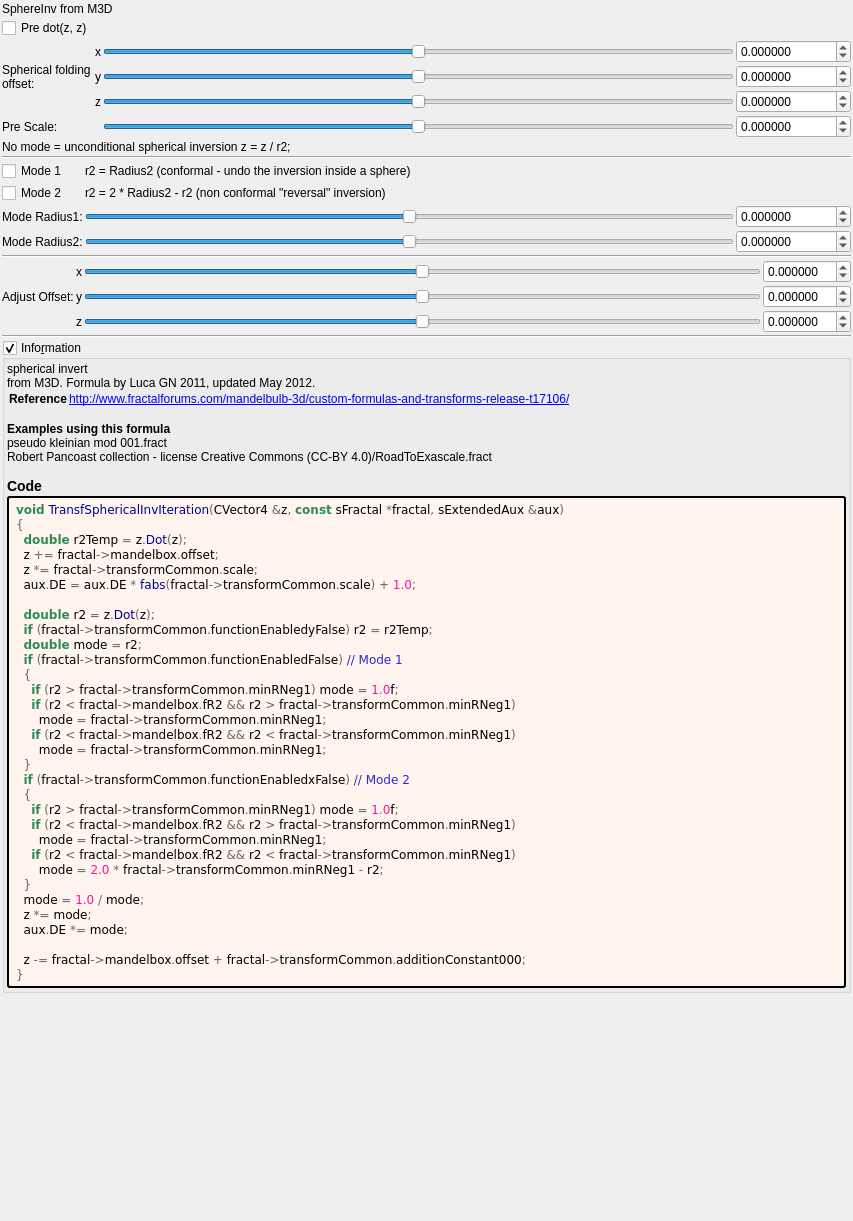
Above: mandelbulber2/formula/ui/fractal_transf_spherical_inv.ui from buddhi1980/mandelbulber2 before the change. Below: the same form after it.
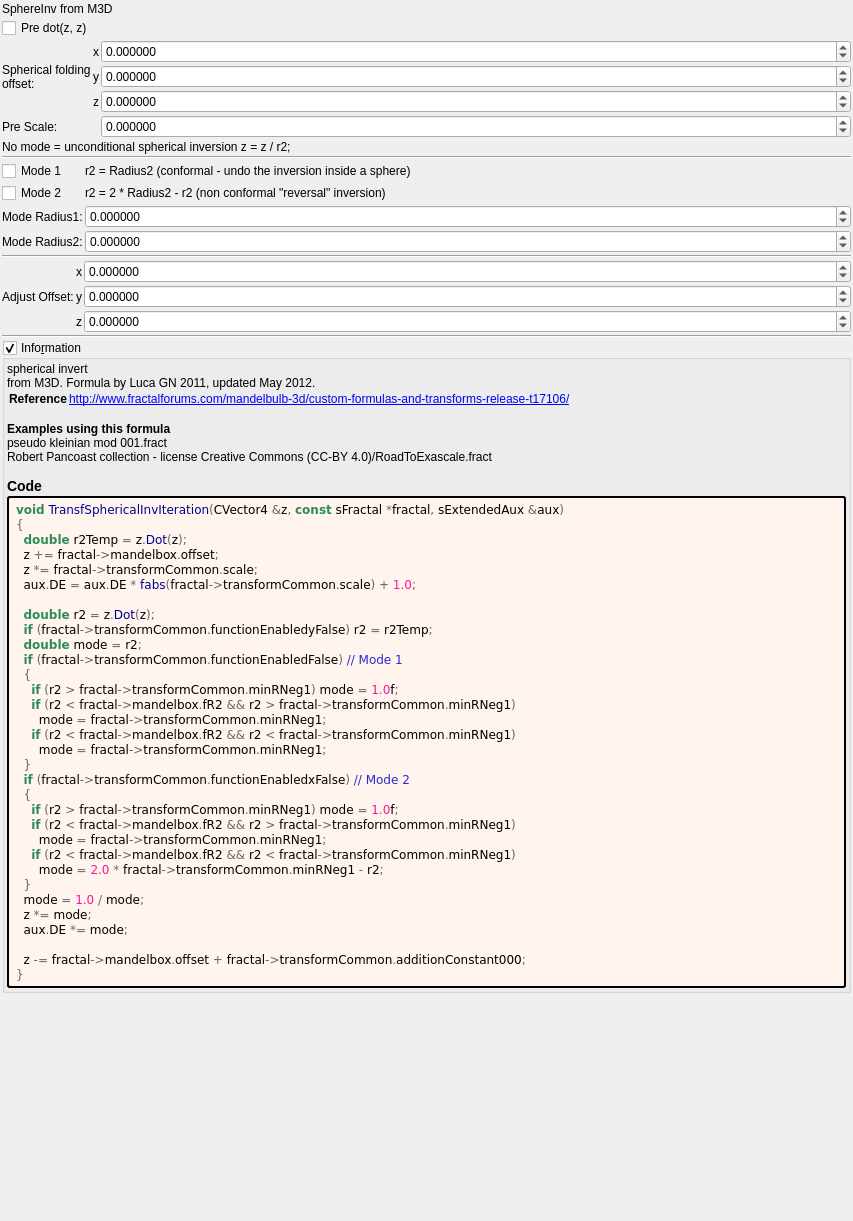
That is the form after the change. Custom widgets are drawn as their Qt base class.

What changed in the file:
```diff
--- a/mandelbulber2/formula/ui/fractal_transf_spherical_inv.ui
+++ b/mandelbulber2/formula/ui/fractal_transf_spherical_inv.ui
@@ -37,12 +37,19 @@
     </widget>
    </item>
    <item>
-    <layout class="QGridLayout" name="gridLayout_16">
+    <widget class="QCheckBox" name="checkBox_transf_function_enabledy_false">
+     <property name="text">
+      <string>Pre dot(z, z)</string>
+     </property>
+    </widget>
+   </item>
+   <item>
+    <layout class="QGridLayout" name="gridLayout_16" columnstretch="0,0,1">
      <property name="spacing">
       <number>2</number>
      </property>
-     <item row="4" column="3">
-      <widget class="MyDoubleSpinBox" name="spinbox3_mandelbox_offset_y">
+     <item row="3" column="2">
+      <widget class="MyDoubleSpinBox" name="spinbox_transf_scale">
        <property name="sizePolicy">
         <sizepolicy hsizetype="Minimum" vsizetype="Maximum">
          <horstretch>0</horstretch>
@@ -59,45 +66,17 @@
         <number>6</number>
        </property>
        <property name="minimum">
-        <double>-100.000000000000000</double>
+        <double>-100000.000000000000000</double>
        </property>
        <property name="maximum">
-        <double>100.000000000000000</double>
+        <double>100000.000000000000000</double>
        </property>
        <property name="singleStep">
         <double>0.100000000000000</double>
        </property>
       </widget>
      </item>
-     <item row="3" column="3">
-      <widget class="MyDoubleSpinBox" name="spinbox3_mandelbox_offset_x">
-       <property name="sizePolicy">
-        <sizepolicy hsizetype="Minimum" vsizetype="Maximum">
-         <horstretch>0</horstretch>
-         <verstretch>0</verstretch>
-        </sizepolicy>
-       </property>
-       <property name="prefix">
-        <string/>
-       </property>
-       <property name="suffix">
-        <string/>
-       </property>
-       <property name="decimals">
-        <number>6</number>
-       </property>
-       <property name="minimum">
-        <double>-100.000000000000000</double>
-       </property>
-       <property name="maximum">
-        <double>100.000000000000000</double>
-       </property>
-       <property name="singleStep">
-        <double>0.100000000000000</double>
-       </property>
-      </widget>
-     </item>
-     <item row="3" column="0" rowspan="3">
+     <item row="0" column="0" rowspan="3">
       <widget class="QLabel" name="label_15">
        <property name="text">
         <string>Spherical folding
@@ -105,79 +84,7 @@
        </property>
       </widget>
      </item>
-     <item row="5" column="2">
-      <widget class="QSlider" name="slider3_mandelbox_offset_z">
-       <property name="sizePolicy">
-        <sizepolicy hsizetype="Expanding" vsizetype="Maximum">
-         <horstretch>0</horstretch>
-         <verstretch>0</verstretch>
-        </sizepolicy>
-       </property>
-       <property name="minimum">
-        <number>-5000000</number>
-       </property>
-       <property name="maximum">
-        <number>5000000</number>
-       </property>
-       <property name="singleStep">
-        <number>1</number>
-       </property>
-       <property name="orientation">
-        <enum>Qt::Horizontal</enum>
-       </property>
-      </widget>
-     </item>
-     <item row="6" column="3">
-      <widget class="MyDoubleSpinBox" name="spinbox_transf_scale">
-       <property name="sizePolicy">
-        <sizepolicy hsizetype="Minimum" vsizetype="Maximum">
-         <horstretch>0</horstretch>
-         <verstretch>0</verstretch>
-        </sizepolicy>
-       </property>
-       <property name="prefix">
-        <string/>
-       </property>
-       <property name="suffix">
-        <string/>
-       </property>
-       <property name="decimals">
-        <number>6</number>
-       </property>
-       <property name="minimum">
-        <double>-100000.000000000000000</double>
-       </property>
-       <property name="maximum">
-        <double>100000.000000000000000</double>
-       </property>
-       <property name="singleStep">
-        <double>0.100000000000000</double>
-       </property>
-      </widget>
-     </item>
-     <item row="3" column="2">
-      <widget class="QSlider" name="slider3_mandelbox_offset_x">
-       <property name="sizePolicy">
-        <sizepolicy hsizetype="Expanding" vsizetype="Maximum">
-         <horstretch>0</horstretch>
-         <verstretch>0</verstretch>
-        </sizepolicy>
-       </property>
-       <property name="minimum">
-        <number>-5000000</number>
-       </property>
-       <property name="maximum">
-        <number>5000000</number>
-       </property>
-       <property name="singleStep">
-        <number>1</number>
-       </property>
-       <property name="orientation">
-        <enum>Qt::Horizontal</enum>
-       </property>
-      </widget>
-     </item>
-     <item row="5" column="1">
+     <item row="2" column="1">
       <widget class="QLabel" name="label_117">
        <property name="sizePolicy">
         <sizepolicy hsizetype="Preferred" vsizetype="Preferred">
@@ -193,93 +100,74 @@
        </property>
       </widget>
      </item>
-     <item row="4" column="1">
-      <widget class="QLabel" name="label_116">
-       <property name="sizePolicy">
-        <sizepolicy hsizetype="Preferred" vsizetype="Preferred">
-         <horstretch>0</horstretch>
-         <verstretch>0</verstretch>
-        </sizepolicy>
-       </property>
-       <property name="text">
-        <string notr="true">y</string>
-       </property>
-       <property name="alignment">
-        <set>Qt::AlignRight|Qt::AlignTrailing|Qt::AlignVCenter</set>
-       </property>
-      </widget>
-     </item>
-     <item row="3" column="1">
-      <widget class="QLabel" name="label_115">
-       <property name="sizePolicy">
-        <sizepolicy hsizetype="Preferred" vsizetype="Preferred">
-         <horstretch>0</horstretch>
-         <verstretch>0</verstretch>
-        </sizepolicy>
-       </property>
-       <property name="text">
-        <string notr="true">x</string>
-       </property>
-       <property name="alignment">
-        <set>Qt::AlignRight|Qt::AlignTrailing|Qt::AlignVCenter</set>
-       </property>
-      </widget>
-     </item>
-     <item row="6" column="0">
+     <item row="3" column="0">
       <widget class="QLabel" name="label_18">
        <property name="text">
         <string>Pre Scale:</string>
        </property>
       </widget>
      </item>
-     <item row="6" column="2">
-      <widget class="QSlider" name="slider_transf_scale">
+     <item row="0" column="1">
+      <widget class="QLabel" name="label_115">
        <property name="sizePolicy">
-        <sizepolicy hsizetype="Expanding" vsizetype="Maximum">
+        <sizepolicy hsizetype="Preferred" vsizetype="Preferred">
          <horstretch>0</horstretch>
          <verstretch>0</verstretch>
         </sizepolicy>
        </property>
-       <property name="minimum">
-        <number>-20000000</number>
+       <property name="text">
+        <string notr="true">x</string>
        </property>
-       <property name="maximum">
-        <number>20000000</number>
-       </property>
-       <property name="value">
-        <number>0</number>
-       </property>
-       <property name="sliderPosition">
-        <number>0</number>
-       </property>
-       <property name="orientation">
-        <enum>Qt::Horizontal</enum>
+       <property name="alignment">
+        <set>Qt::AlignRight|Qt::AlignTrailing|Qt::AlignVCenter</set>
        </property>
       </widget>
      </item>
-     <item row="4" column="2">
-      <widget class="QSlider" name="slider3_mandelbox_offset_y">
+     <item row="0" column="2">
+      <widget class="MyDoubleSpinBox" name="spinbox3_mandelbox_offset_x">
        <property name="sizePolicy">
-        <sizepolicy hsizetype="Expanding" vsizetype="Maximum">
+        <sizepolicy hsizetype="Minimum" vsizetype="Maximum">
          <horstretch>0</horstretch>
          <verstretch>0</verstretch>
         </sizepolicy>
        </property>
+       <property name="prefix">
+        <string/>
+       </property>
+       <property name="suffix">
+        <string/>
+       </property>
+       <property name="decimals">
+        <number>6</number>
+       </property>
        <property name="minimum">
-        <number>-5000000</number>
+        <double>-100.000000000000000</double>
        </property>
        <property name="maximum">
-        <number>5000000</number>
+        <double>100.000000000000000</double>
        </property>
        <property name="singleStep">
-        <number>1</number>
+        <double>0.100000000000000</double>
        </property>
-       <property name="orientation">
-        <enum>Qt::Horizontal</enum>
+      </widget>
+     </item>
+     <item row="1" column="1">
+      <widget class="QLabel" name="label_116">
+       <property name="sizePolicy">
+        <sizepolicy hsizetype="Preferred" vsizetype="Preferred">
+         <horstretch>0</horstretch>
+         <verstretch>0</verstretch>
+        </sizepolicy>
        </property>
+       <property name="text">
+        <string notr="true">y</string>
+       </property>
+       <property name="alignment">
+        <set>Qt::AlignRight|Qt::AlignTrailing|Qt::AlignVCenter</set>
+       </property>
       </widget>
      </item>
-     <item row="5" column="3">
+     <item row="2" column="2">
       <widget class="MyDoubleSpinBox" name="spinbox3_mandelbox_offset_z">
        <property name="sizePolicy">
         <sizepolicy hsizetype="Minimum" vsizetype="Maximum">
@@ -307,10 +195,31 @@
        </property>
       </widget>
      </item>
-     <item row="0" column="0">
-      <widget class="QCheckBox" name="checkBox_transf_function_enabledy_false">
-       <property name="text">
-        <string>Pre dot(z, z)</string>
+     <item row="1" column="2">
+      <widget class="MyDoubleSpinBox" name="spinbox3_mandelbox_offset_y">
+       <property name="sizePolicy">
+        <sizepolicy hsizetype="Minimum" vsizetype="Maximum">
+         <horstretch>0</horstretch>
+         <verstretch>0</verstretch>
+        </sizepolicy>
+       </property>
+       <property name="prefix">
+        <string/>
+       </property>
+       <property name="suffix">
+        <string/>
+       </property>
+       <property name="decimals">
+        <number>6</number>
+       </property>
+       <property name="minimum">
+        <double>-100.000000000000000</double>
+       </property>
+       <property name="maximum">
+        <double>100.000000000000000</double>
+       </property>
+       <property name="singleStep">
+        <double>0.100000000000000</double>
        </property>
       </widget>
      </item>
@@ -331,42 +240,7 @@
     </widget>
    </item>
    <item>
-    <layout class="QGridLayout" name="gridLayout_2">
-     <item row="1" column="1">
-      <widget class="QLabel" name="label_48">
-       <property name="text">
-        <string>r2 = 2 * Radius2 - r2 (non conformal &quot;reversal&quot; inversion)</string>
-       </property>
-      </widget>
-     </item>
-     <item row="3" column="2">
-      <widget class="MyDoubleSpinBox" name="spinbox_transf_minimum_radius_neg1">
-       <property name="sizePolicy">
-        <sizepolicy hsizetype="Minimum" vsizetype="Maximum">
-         <horstretch>0</horstretch>
-         <verstretch>0</verstretch>
-        </sizepolicy>
-       </property>
-       <property name="prefix">
-        <string/>
-       </property>
-       <property name="suffix">
-        <string/>
-       </property>
-       <property name="decimals">
-        <number>6</number>
-       </property>
-       <property name="minimum">
-        <double>-100000.000000000000000</double>
-       </property>
-       <property name="maximum">
-        <double>100000.000000000000000</double>
-       </property>
-       <property name="singleStep">
-        <double>0.100000000000000</double>
-       </property>
-      </widget>
-     </item>
+    <layout class="QGridLayout" name="gridLayout_2" columnstretch="0,1">
      <item row="3" column="0">
       <widget class="QLabel" name="label_47">
        <property name="text">
@@ -374,79 +248,8 @@
        </property>
       </widget>
      </item>
-     <item row="2" column="1">
-      <widget class="QSlider" name="slider_mandelbox_folding_fixed_radius">
-       <property name="sizePolicy">
-        <sizepolicy hsizetype="Expanding" vsizetype="Maximum">
-         <horstretch>0</horstretch>
-         <verstretch>0</verstretch>
-        </sizepolicy>
-       </property>
-       <property name="minimum">
-        <number>-5000000</number>
-       </property>
-       <property name="maximum">
-        <number>5000000</number>
-       </property>
-       <property name="value">
-        <number>0</number>
-       </property>
-       <property name="sliderPosition">
-        <number>0</number>
-       </property>
-       <property name="orientation">
-        <enum>Qt::Horizontal</enum>
-       </property>
-      </widget>
-     </item>
-     <item row="2" column="2">
-      <widget class="MyDoubleSpinBox" name="spinbox_mandelbox_folding_fixed_radius">
-       <property name="sizePolicy">
-        <sizepolicy hsizetype="Minimum" vsizetype="Maximum">
-         <horstretch>0</horstretch>
-         <verstretch>0</verstretch>
-        </sizepolicy>
-       </property>
-       <property name="prefix">
-        <string/>
-       </property>
-       <property name="suffix">
-        <string/>
-       </property>
-       <property name="decimals">
-        <number>6</number>
-       </property>
-       <property name="minimum">
-        <double>-100000.000000000000000</double>
-       </property>
-       <property name="maximum">
-        <double>100000.000000000000000</double>
-       </property>
-       <property name="singleStep">
-        <double>0.100000000000000</double>
-       </property>
-      </widget>
-     </item>
-     <item row="3" column="1">
-      <widget class="QSlider" name="slider_transf_minimum_radius_neg1">
-       <property name="sizePolicy">
-        <sizepolicy hsizetype="Expanding" vsizetype="Maximum">
-         <horstretch>0</horstretch>
-         <verstretch>0</verstretch>
-        </sizepolicy>
-       </property>
-       <property name="minimum">
-        <number>-5000000</number>
-       </property>
-       <property name="maximum">
-        <number>5000000</number>
-       </property>
-       <property name="value">
-        <number>0</number>
-       </property>
-       <property name="sliderPosition">
-        <number>0</number>
-       </property>
+     <item row="4" column="0" colspan="2">
+      <widget class="Line" name="line_24">
        <property name="orientation">
         <enum>Qt::Horizontal</enum>
        </property>
@@ -466,10 +269,59 @@
        </property>
       </widget>
      </item>
-     <item row="0" column="1">
-      <widget class="QLabel" name="label_20">
-       <property name="text">
-        <string>r2 = Radius2 (conformal - undo the inversion inside a sphere)</string>
+     <item row="2" column="1">
+      <widget class="MyDoubleSpinBox" name="spinbox_mandelbox_folding_fixed_radius">
+       <property name="sizePolicy">
+        <sizepolicy hsizetype="Minimum" vsizetype="Maximum">
+         <horstretch>0</horstretch>
+         <verstretch>0</verstretch>
+        </sizepolicy>
+       </property>
+       <property name="prefix">
+        <string/>
+       </property>
+       <property name="suffix">
+        <string/>
+       </property>
+       <property name="decimals">
+        <number>6</number>
+       </property>
+       <property name="minimum">
+        <double>-100000.000000000000000</double>
+       </property>
+       <property name="maximum">
+        <double>100000.000000000000000</double>
+       </property>
+       <property name="singleStep">
+        <double>0.100000000000000</double>
+       </property>
+      </widget>
+     </item>
+     <item row="3" column="1">
+      <widget class="MyDoubleSpinBox" name="spinbox_transf_minimum_radius_neg1">
+       <property name="sizePolicy">
+        <sizepolicy hsizetype="Minimum" vsizetype="Maximum">
+         <horstretch>0</horstretch>
+         <verstretch>0</verstretch>
+        </sizepolicy>
+       </property>
+       <property name="prefix">
+        <string/>
+       </property>
+       <property name="suffix">
+        <string/>
+       </property>
+       <property name="decimals">
+        <number>6</number>
+       </property>
+       <property name="minimum">
+        <double>-100000.000000000000000</double>
+       </property>
+       <property name="maximum">
+        <double>100000.000000000000000</double>
+       </property>
+       <property name="singleStep">
+        <double>0.100000000000000</double>
        </property>
       </widget>
      </item>
@@ -480,31 +332,37 @@
        </property>
       </widget>
      </item>
-     <item row="4" column="0" colspan="3">
-      <widget class="Line" name="line_24">
-       <property name="orientation">
-        <enum>Qt::Horizontal</enum>
+     <item row="0" column="1">
+      <widget class="QLabel" name="label_20">
+       <property name="text">
+        <string>r2 = Radius2 (conformal - undo the inversion inside a sphere)</string>
+       </property>
+       <property name="wordWrap">
+        <bool>true</bool>
+       </property>
+      </widget>
+     </item>
+     <item row="1" column="1">
+      <widget class="QLabel" name="label_48">
+       <property name="text">
+        <string>r2 = 2 * Radius2 - r2 (non conformal &quot;reversal&quot; inversion)</string>
+       </property>
+       <property name="wordWrap">
+        <bool>true</bool>
        </property>
       </widget>
      </item>
     </layout>
    </item>
    <item>
-    <layout class="QGridLayout" name="gridLayout_34">
+    <layout class="QGridLayout" name="gridLayout_34" columnstretch="0,0,1">
      <property name="spacing">
       <number>2</number>
      </property>
-     <item row="1" column="0">
-      <widget class="QLabel" name="label_256">
-       <property name="text">
-        <string>Adjust Offset:</string>
-       </property>
-      </widget>
-     </item>
-     <item row="0" column="1">
-      <widget class="QLabel" name="label_121">
-       <property name="text">
-        <string notr="true">x</string>
+     <item row="3" column="0" colspan="3">
+      <widget class="Line" name="line_22">
+       <property name="orientation">
+        <enum>Qt::Horizontal</enum>
        </property>
       </widget>
      </item>
@@ -515,14 +373,14 @@
        </property>
       </widget>
      </item>
-     <item row="2" column="1">
-      <widget class="QLabel" name="label_123">
+     <item row="0" column="1">
+      <widget class="QLabel" name="label_121">
        <property name="text">
-        <string notr="true">z</string>
+        <string notr="true">x</string>
        </property>
       </widget>
      </item>
-     <item row="0" column="3">
+     <item row="0" column="2">
       <widget class="MyDoubleSpinBox" name="spinbox3_transf_addition_constant_x">
        <property name="sizePolicy">
         <sizepolicy hsizetype="Minimum" vsizetype="Maximum">
@@ -550,7 +408,7 @@
        </property>
       </widget>
      </item>
-     <item row="1" column="3">
+     <item row="1" column="2">
       <widget class="MyDoubleSpinBox" name="spinbox3_transf_addition_constant_y">
        <property name="sizePolicy">
         <sizepolicy hsizetype="Minimum" vsizetype="Maximum">
@@ -578,7 +436,7 @@
        </property>
       </widget>
      </item>
-     <item row="2" column="3">
+     <item row="2" column="2">
       <widget class="MyDoubleSpinBox" name="spinbox3_transf_addition_constant_z">
        <property name="sizePolicy">
         <sizepolicy hsizetype="Minimum" vsizetype="Maximum">
@@ -606,76 +464,17 @@
        </property>
       </widget>
      </item>
-     <item row="0" column="2">
-      <widget class="QSlider" name="slider3_transf_addition_constant_x">
-       <property name="sizePolicy">
-        <sizepolicy hsizetype="Preferred" vsizetype="Preferred">
-         <horstretch>0</horstretch>
-         <verstretch>0</verstretch>
-        </sizepolicy>
+     <item row="1" column="0">
+      <widget class="QLabel" name="label_256">
+       <property name="text">
+        <string>Adjust Offset:</string>
        </property>
-       <property name="minimum">
-        <number>-5000000</number>
-       </property>
-       <property name="maximum">
-        <number>5000000</number>
-       </property>
-       <property name="singleStep">
-        <number>1</number>
-       </property>
-       <property name="orientation">
-        <enum>Qt::Horizontal</enum>
-       </property>
       </widget>
      </item>
-     <item row="1" column="2">
-      <widget class="QSlider" name="slider3_transf_addition_constant_y">
-       <property name="sizePolicy">
-        <sizepolicy hsizetype="Expanding" vsizetype="Maximum">
-         <horstretch>0</horstretch>
-         <verstretch>0</verstretch>
-        </sizepolicy>
-       </property>
-       <property name="minimum">
-        <number>-5000000</number>
-       </property>
-       <property name="maximum">
-        <number>5000000</number>
-       </property>
-       <property name="singleStep">
-        <number>1</number>
-       </property>
-       <property name="orientation">
-        <enum>Qt::Horizontal</enum>
-       </property>
-      </widget>
-     </item>
-     <item row="2" column="2">
-      <widget class="QSlider" name="slider3_transf_addition_constant_z">
-       <property name="sizePolicy">
-        <sizepolicy hsizetype="Expanding" vsizetype="Maximum">
-         <horstretch>0</horstretch>
-         <verstretch>0</verstretch>
-        </sizepolicy>
-       </property>
-       <property name="minimum">
-        <number>-5000000</number>
-       </property>
-       <property name="maximum">
-        <number>5000000</number>
-       </property>
-       <property name="singleStep">
-        <number>1</number>
-       </property>
-       <property name="orientation">
-        <enum>Qt::Horizontal</enum>
-       </property>
-      </widget>
-     </item>
-     <item row="3" column="0" colspan="4">
-      <widget class="Line" name="line_22">
-       <property name="orientation">
-        <enum>Qt::Horizontal</enum>
+     <item row="2" column="1">
+      <widget class="QLabel" name="label_123">
+       <property name="text">
+        <string notr="true">z</string>
        </property>
       </widget>
      </item>
```
Left out of the diff: 12 changed lines with no effect on the pictures.
